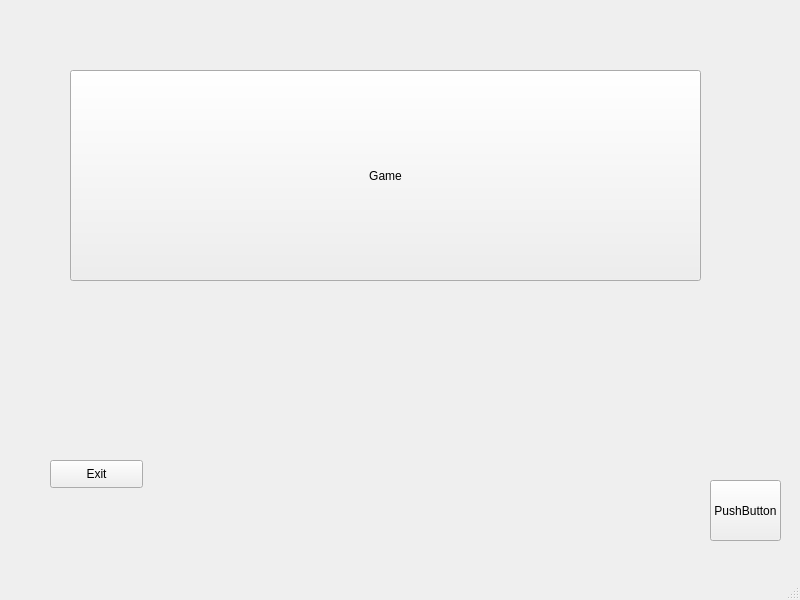
This is src/mainwindow.ui in Mike-Wazovsky/Great-project-1-course as Qt 5 draws it before an edit. The edited form follows.
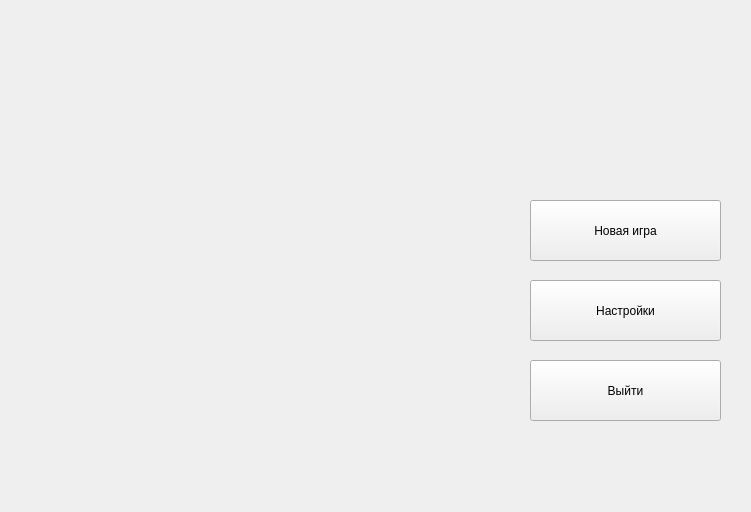
This is the edited form. Icons and pictures are not drawn.

What changed in the file:
```diff
--- a/src/mainwindow.ui
+++ b/src/mainwindow.ui
@@ -6,8 +6,8 @@
    <rect>
     <x>0</x>
     <y>0</y>
-    <width>800</width>
-    <height>600</height>
+    <width>751</width>
+    <height>512</height>
    </rect>
   </property>
   <property name="windowTitle">
@@ -17,40 +17,56 @@
    <widget class="QPushButton" name="pushButton">
     <property name="geometry">
      <rect>
-      <x>70</x>
-      <y>70</y>
-      <width>631</width>
-      <height>211</height>
+      <x>530</x>
+      <y>200</y>
+      <width>191</width>
+      <height>61</height>
      </rect>
     </property>
     <property name="text">
-     <string>Game</string>
+     <string>Новая игра</string>
     </property>
    </widget>
    <widget class="QPushButton" name="pushButton_2">
     <property name="geometry">
      <rect>
-      <x>710</x>
-      <y>480</y>
-      <width>71</width>
+      <x>530</x>
+      <y>280</y>
+      <width>191</width>
       <height>61</height>
      </rect>
     </property>
     <property name="text">
-     <string>PushButton</string>
+     <string>Настройки</string>
     </property>
    </widget>
    <widget class="QPushButton" name="pushButton_3">
     <property name="geometry">
      <rect>
-      <x>50</x>
-      <y>460</y>
-      <width>93</width>
-      <height>28</height>
+      <x>530</x>
+      <y>360</y>
+      <width>191</width>
+      <height>61</height>
      </rect>
     </property>
     <property name="text">
-     <string>Exit</string>
+     <string>Выйти</string>
+    </property>
+   </widget>
+   <widget class="QLabel" name="label">
+    <property name="geometry">
+     <rect>
+      <x>40</x>
+      <y>40</y>
+      <width>441</width>
+      <height>401</height>
+     </rect>
+    </property>
+    <property name="text">
+     <string/>
+    </property>
+    <property name="pixmap">
+     <pixmap>../../Desktop/город.png</pixmap>
     </property>
    </widget>
   </widget>
@@ -64,7 +80,6 @@
     </rect>
    </property>
   </widget>
-  <widget class="QStatusBar" name="statusbar"/>
  </widget>
  <resources/>
  <connections>
```
Left out of the diff: 10 changed lines with no effect on the pictures.
